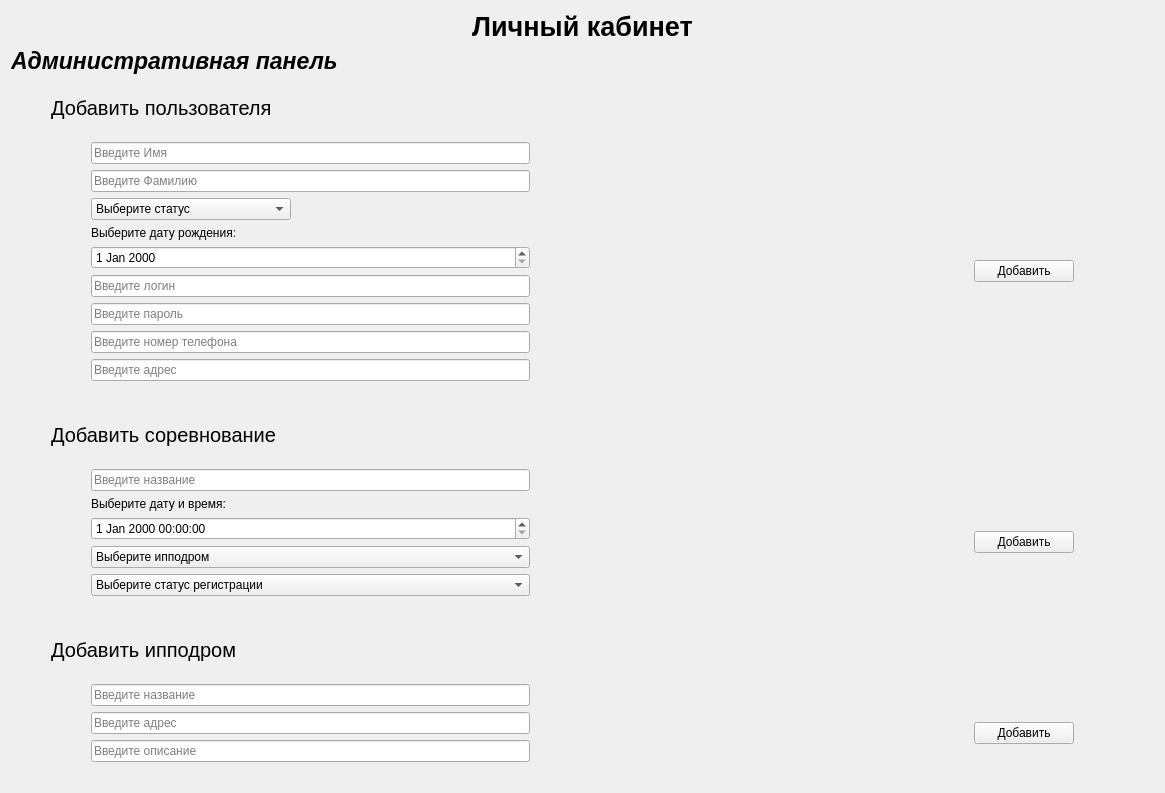
Above: client/formadminaccount.ui from Teka-a/SKachKi before the change. Below: the same form after it.
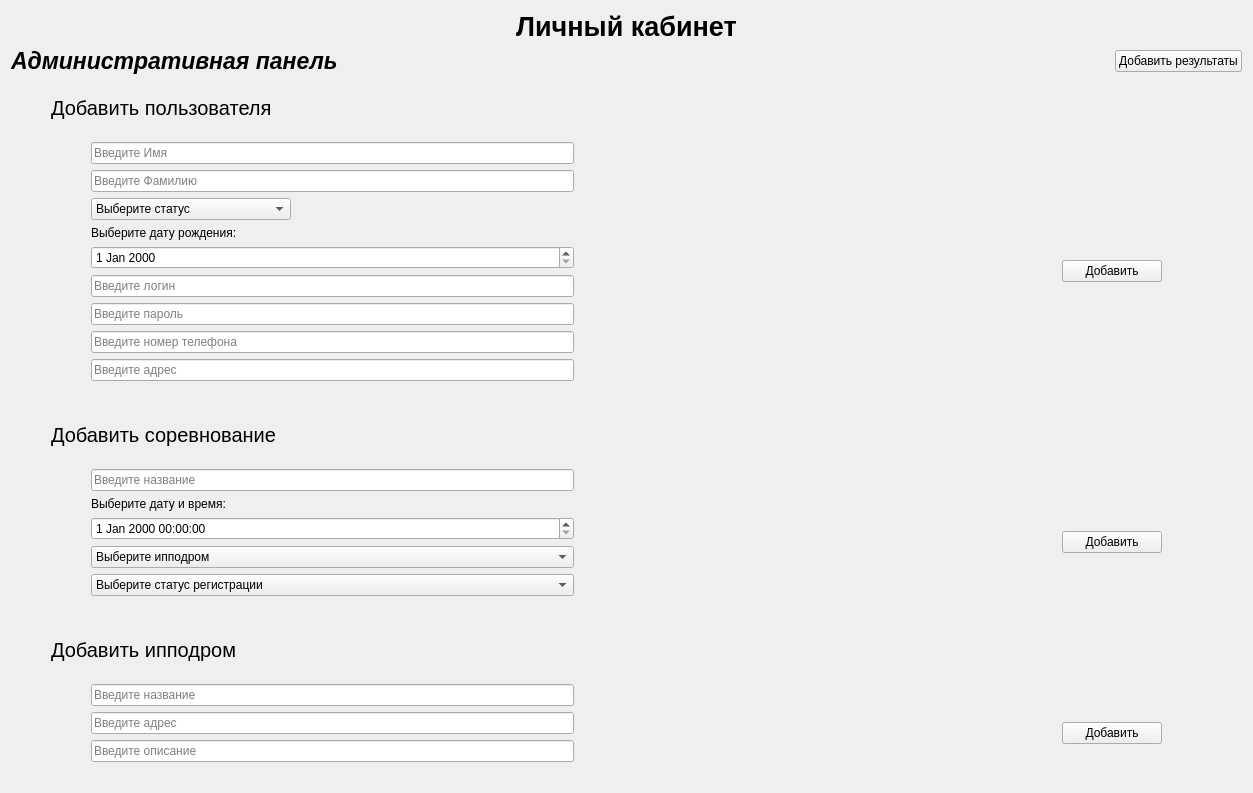
That is the form after the change.

Diff of the .ui file:
```diff
--- a/client/formadminaccount.ui
+++ b/client/formadminaccount.ui
@@ -6,14 +6,14 @@
    <rect>
     <x>0</x>
     <y>0</y>
-    <width>1165</width>
+    <width>1253</width>
     <height>793</height>
    </rect>
   </property>
   <property name="windowTitle">
    <string>Form</string>
   </property>
-  <layout class="QVBoxLayout" name="verticalLayout" stretch="0,0,1">
+  <layout class="QVBoxLayout" name="verticalLayout" stretch="0,1,1">
    <item>
     <widget class="QLabel" name="label">
      <property name="font">
@@ -31,6 +31,8 @@
     </widget>
    </item>
    <item>
+    <layout class="QHBoxLayout" name="horizontalLayout_6">
+     <item>
     <widget class="QLabel" name="label_2">
      <property name="font">
       <font>
@@ -43,6 +45,28 @@
       <string>Административная панель</string>
      </property>
     </widget>
+     </item>
+     <item>
+      <spacer name="horizontalSpacer_12">
+       <property name="orientation">
+        <enum>Qt::Horizontal</enum>
+       </property>
+       <property name="sizeHint" stdset="0">
+        <size>
+         <width>40</width>
+         <height>20</height>
+        </size>
+       </property>
+      </spacer>
+     </item>
+     <item>
+      <widget class="QPushButton" name="pushButton_4">
+       <property name="text">
+        <string>Добавить результаты</string>
+       </property>
+      </widget>
+     </item>
+    </layout>
    </item>
    <item>
     <layout class="QHBoxLayout" name="horizontalLayout_2">
```
Lines whose indentation alone changed are shown as unchanged.
